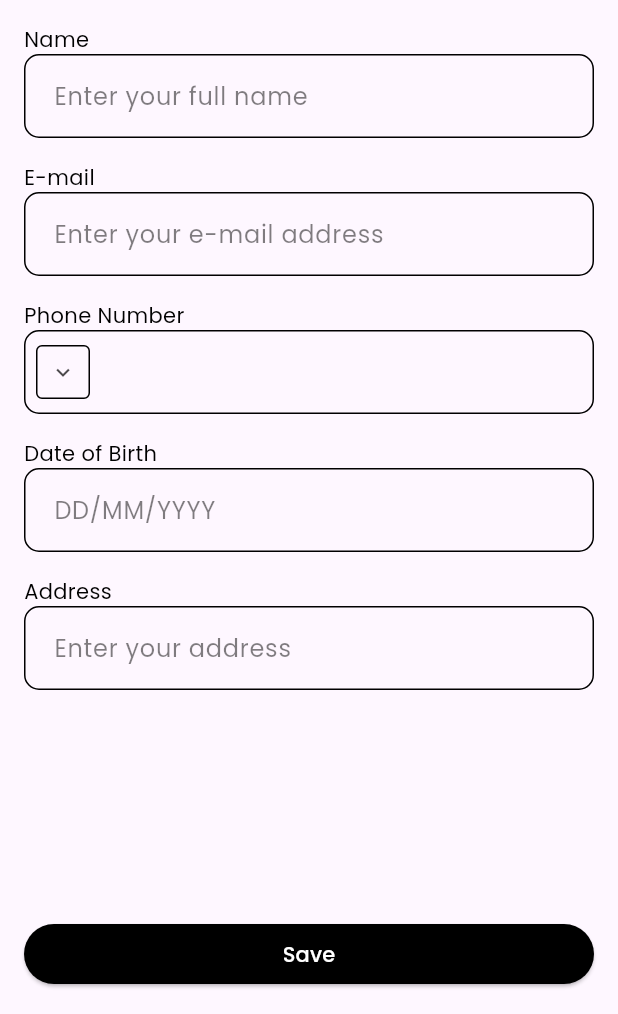
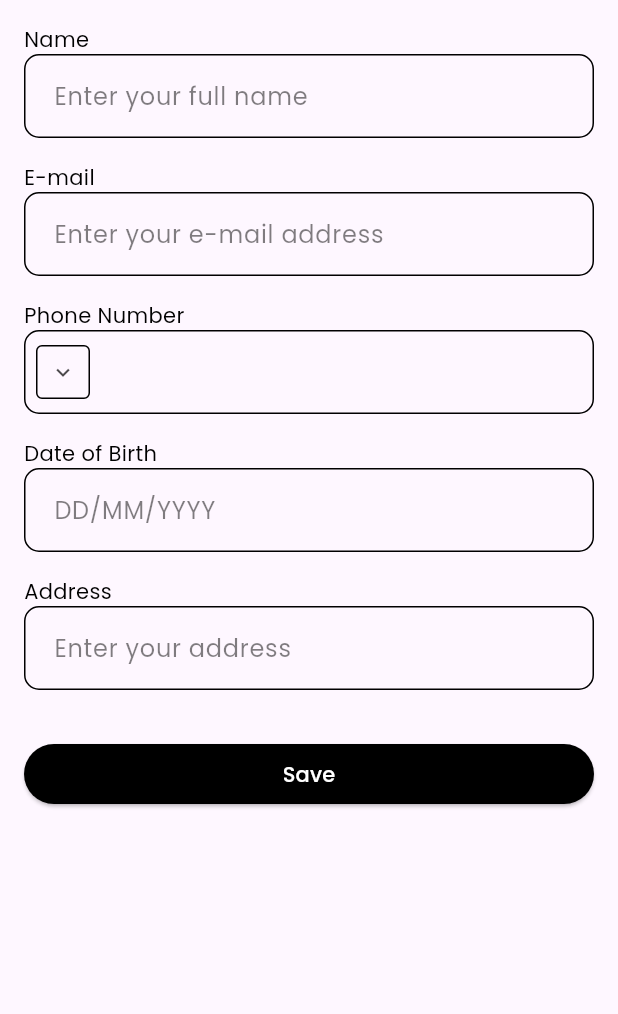
Before and after one commit to logickoder/simple_flutter_form, a Flutter app: the FormScreen screen opened by its route, on a phone screen of 412 x 824 dp, the part 222-1236 px from its top. Run offline on Flutter 3.47's test engine with Material 3 defaults, Android fonts, the phone set to English and light mode, and no system bars; our stand-ins replace cloud_firestore, firebase_auth, firebase_core, flutter_svg, google_fonts, google_sign_in and 1 more; missing offline and left inert: flutter_facebook_auth; accounts and stored records are empty; generated files the repository leaves out were written again.

Commit message:
chore(form): allow screen to be scrollable

```diff
--- a/lib/form/form_screen.dart
+++ b/lib/form/form_screen.dart
@@ -54,12 +54,10 @@ class _FormScreenState extends State<FormScreen> {
           },
         ],
       ),
-      body: Padding(
+      body: Form(
+        key: _form,
+        child: ListView(
           padding: const EdgeInsets.all(16),
-        child: Form(
-          key: _form,
-          child: Column(
-            crossAxisAlignment: CrossAxisAlignment.start,
           children: [
             const FormLabel('Title'),
             TextFormField(
@@ -114,7 +112,7 @@ class _FormScreenState extends State<FormScreen> {
               keyboardType: TextInputType.streetAddress,
               textInputAction: TextInputAction.done,
             ),
-              const Spacer(),
+            const SizedBox(height: 32),
             SizedBox(
               width: double.infinity,
               child: ElevatedButton(
@@ -127,7 +125,6 @@ class _FormScreenState extends State<FormScreen> {
               ),
             ),
           ],
-          ),
         ),
       ),
     );
```
Lines whose indentation alone changed are shown as unchanged.
